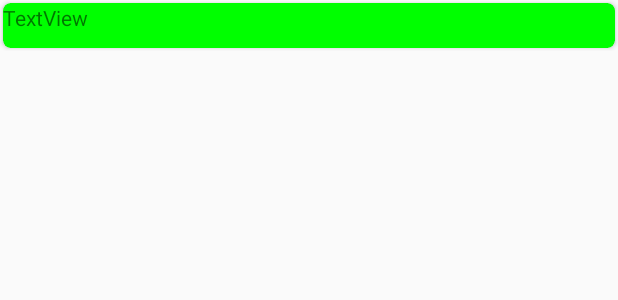
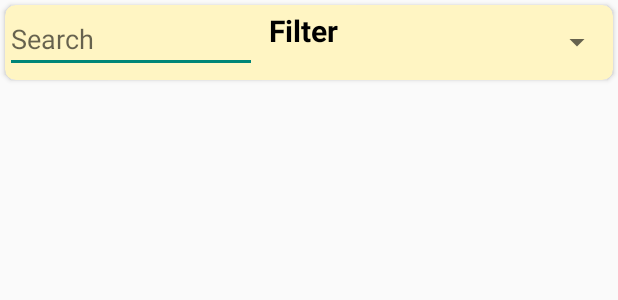
Before and after one commit to ReyesJayMilson/SD4, an Android app: the layout fragment_common_disease_lib.xml on its own in the app's theme, with its tools: preview values and no code run, on a phone screen of 412 x 824 dp. Shown: the top 300 px of the screen. Run offline under Robolectric (Android 15) with nearby library versions, the phone set to English and light mode, and no system bars.

Commit message:
INAYOS KO LAMAN NG DISEASE LIBRARY PERO WALA PADIN PICS

```diff
--- a/app/src/main/res/layout/activity_common_disease_lib.xml
+++ b/app/src/main/res/layout/activity_common_disease_lib.xml
@@ -23,6 +23,7 @@
 
         <TextView
             android:id="@+id/disName"
+            android:gravity="center"
             android:layout_width="wrap_content"
             android:layout_height="wrap_content"
             android:layout_marginTop="12dp"
@@ -37,6 +38,7 @@
 
         <TextView
             android:id="@+id/disDesc"
+            android:justificationMode="inter_word"
             android:layout_marginHorizontal="20dp"
             android:layout_width="match_parent"
             android:layout_height="wrap_content"
--- a/app/src/main/res/layout/fragment_common_disease_lib.xml
+++ b/app/src/main/res/layout/fragment_common_disease_lib.xml
@@ -1,8 +1,8 @@
 <?xml version="1.0" encoding="utf-8"?>
 <ScrollView xmlns:android="http://schemas.android.com/apk/res/android"
-    android:layout_width="match_parent"
-    android:layout_height="match_parent"
-    xmlns:app="http://schemas.android.com/apk/res-auto">
+    xmlns:app="http://schemas.android.com/apk/res-auto"
+    android:layout_width="wrap_content"
+    android:layout_height="match_parent">
 
     <LinearLayout
         android:layout_width="match_parent"
@@ -11,21 +11,50 @@
 
         <androidx.cardview.widget.CardView
             android:layout_width="match_parent"
-            android:layout_height="30dp"
-            android:layout_margin="2dp"
-            android:backgroundTint="@color/green"
-            app:cardCornerRadius="5dp">
+            android:layout_height="50dp"
+            android:layout_margin="3dp"
+            android:backgroundTint="#FFF5C3"
+            app:cardCornerRadius="7dp">
 
-            <TextView
-                android:id="@+id/textView2"
+            <LinearLayout
+                android:id="@+id/horizontalLay"
                 android:layout_width="match_parent"
-                android:layout_height="wrap_content"
-                android:text="TextView" />
+                android:layout_height="match_parent"
+                android:orientation="horizontal">
+
+                <EditText
+                    android:id="@+id/txtSearch"
+                    android:layout_width="wrap_content"
+                    android:layout_height="wrap_content"
+                    android:layout_weight="1"
+                    android:ems="10"
+                    android:hint="Search"
+                    android:inputType="textPersonName" />
+
+                <TextView
+                    android:id="@+id/lblFilter"
+                    android:layout_width="59dp"
+                    android:layout_height="match_parent"
+                    android:layout_marginVertical="3dp"
+                    android:layout_marginLeft="8dp"
+                    android:text="Filter"
+                    android:textColor="#000000"
+                    android:textIsSelectable="true"
+                    android:textSize="20sp"
+                    android:textStyle="bold" />
+
+                <Spinner
+                    android:id="@+id/spinSymptom"
+                    android:layout_width="170dp"
+                    android:layout_height="match_parent" />
+
+            </LinearLayout>
+
         </androidx.cardview.widget.CardView>
 
         <androidx.recyclerview.widget.RecyclerView
             android:id="@+id/Recycler_Library"
             android:layout_width="match_parent"
-            android:layout_height="wrap_content" />
+            android:layout_height="match_parent" />
     </LinearLayout>
 </ScrollView>
```
Also changed, not shown: app/src/main/java/com/example/pigeonbreedermanagementapplication/CommonDiseaseLibFragment.java (+25 -0 lines), app/src/main/java/com/example/pigeonbreedermanagementapplication/DatabaseHelper.java (+68 -7 lines), app/src/main/res/layout/item_disease.xml (+5 -2 lines), app/src/main/res/layout/spinner_item_checkbox.xml (added, +17 -0 lines).
